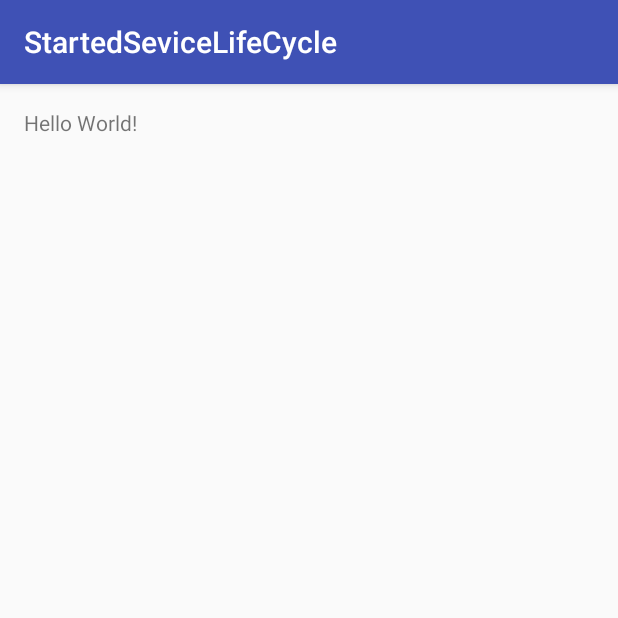
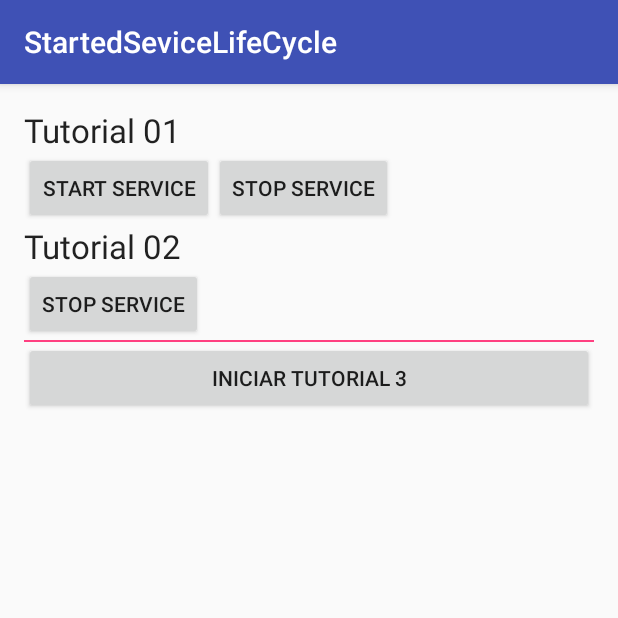
Before and after one commit to sandrooliveira1501/dispositivos-moveis-ufc, an Android app: the screen it shows after launch (MainActivity), on a phone screen of 412 x 824 dp, the top half of it. Run offline under Robolectric (Android 15) with nearby library versions, the phone set to English and light mode, and no system bars.

Commit message:
Criação parte 1 e 2

```diff
--- a/StartedSeviceLifeCycle/app/build.gradle
+++ b/StartedSeviceLifeCycle/app/build.gradle
@@ -23,4 +23,5 @@ dependencies {
     compile fileTree(dir: 'libs', include: ['*.jar'])
     testCompile 'junit:junit:4.12'
     compile 'com.android.support:appcompat-v7:23.1.1'
+    compile 'com.android.support:design:23.1.1'
 }
--- /dev/null
+++ b/StartedSeviceLifeCycle/app/src/main/java/br/ufc/dc/sd4mp/startedsevicelifecycle/activity/MainActivity.java
@@ -0,0 +1,128 @@
+package br.ufc.dc.sd4mp.startedsevicelifecycle.activity;
+
+import android.content.BroadcastReceiver;
+import android.content.Intent;
+import android.content.IntentFilter;
+import android.support.v7.app.AppCompatActivity;
+import android.os.Bundle;
+import android.util.Log;
+import android.view.View;
+import android.widget.Button;
+import android.widget.Toast;
+
+import br.ufc.dc.sd4mp.startedsevicelifecycle.R;
+import br.ufc.dc.sd4mp.startedsevicelifecycle.service.MyService;
+import br.ufc.dc.sd4mp.startedsevicelifecycle.service.MyServiceTutorial2;
+import br.ufc.dc.sd4mp.startedsevicelifecycle.service.ReceiverStartService;
+
+public class MainActivity extends AppCompatActivity {
+
+    public static final String TAG = "MainActivity";
+
+    private Button startService, stopService;
+    private Button stopServiceTutorial2;
+    private Button btTutorial3;
+    private BroadcastReceiver mReceiver;
+
+    @Override
+    protected void onCreate(Bundle savedInstanceState) {
+        super.onCreate(savedInstanceState);
+        setContentView(R.layout.activity_main);
+
+        startService = (Button) findViewById(R.id.btStartService);
+        stopService = (Button) findViewById(R.id.btStopService);
+
+        startService.setOnClickListener(new OnClickListenerFirstTutorialStart());
+        stopService.setOnClickListener(new OnClickListenerFirstTutorialStop());
+
+        Log.i(TAG, "Registrando receiver eventos de tela");
+
+        //Registrando broadcast receiver do tutorial 2
+
+        IntentFilter filter = new IntentFilter(Intent.ACTION_SCREEN_ON);
+        filter.addAction(Intent.ACTION_SCREEN_OFF);
+        mReceiver = new ReceiverStartService();
+        registerReceiver(mReceiver, filter);
+
+        stopServiceTutorial2 = (Button) findViewById(R.id.bt2StopService);
+        stopServiceTutorial2.setOnClickListener(new OnClickListenerSecondTutorialStop());
+
+        //Inciar Activity Tutorial 3
+
+        btTutorial3 = (Button) findViewById(R.id.btTutorial3);
+        btTutorial3.setOnClickListener(new OnClickListenerTutorial3());
+
+    }
+
+
+    private class OnClickListenerFirstTutorialStart implements View.OnClickListener{
+
+        @Override
+        public void onClick(View v) {
+            Log.i(TAG, "Iniciando Service pelo click do botão start");
+
+            Intent intent = new Intent(MainActivity.this, MyService.class);
+            startService(intent);
+
+            toast("Serviço Tutorial 1 Iniciado");
+        }
+    }
+
+    private class OnClickListenerFirstTutorialStop implements View.OnClickListener{
+
+        @Override
+        public void onClick(View v) {
+            Log.i(TAG, "Parando Service pelo click do botão stop");
+
+            Intent intent = new Intent(MainActivity.this, MyService.class);
+            stopService(intent);
+
+            toast("Serviço Tutorial 1 Parado");
+        }
+    }
+
+    private class OnClickListenerSecondTutorialStop implements View.OnClickListener{
+
+        @Override
+        public void onClick(View v) {
+            Log.i(TAG, "Parando Service pelo click do botão stop");
+            stopServiceTutorial2();
+            toast("Serviço Tutorial 2 Parado");
+
+        }
+    }
+
+    private class OnClickListenerTutorial3 implements View.OnClickListener{
+
+        @Override
+        public void onClick(View v) {
+            Log.i(TAG, "Iniciando Activity Tutorial 03");
+
+            Intent intent = new Intent(MainActivity.this, Tutorial3Activity.class);
+            startActivity(intent);
+
+        }
+    }
+
+
+    public void stopServiceTutorial2(){
+        Intent intent = new Intent(getApplicationContext(), MyServiceTutorial2.class);
+        stopService(intent);
+    }
+
+    @Override
+    protected void onDestroy() {
+        Log.i(TAG, "onDestroy Activity");
+
+        stopServiceTutorial2();
+        if(mReceiver != null)
+            unregisterReceiver(mReceiver);
+
+        super.onDestroy();
+    }
+
+    public void toast(String message){
+        Toast.makeText(this, message, Toast.LENGTH_SHORT).show();
+    }
+
+}
--- a/StartedSeviceLifeCycle/app/src/main/res/layout/activity_main.xml
+++ b/StartedSeviceLifeCycle/app/src/main/res/layout/activity_main.xml
@@ -1,5 +1,9 @@
 <?xml version="1.0" encoding="utf-8"?>
-<RelativeLayout xmlns:android="http://schemas.android.com/apk/res/android"
+<ScrollView xmlns:android="http://schemas.android.com/apk/res/android"
+    xmlns:tools="http://schemas.android.com/tools"
+    android:layout_width="match_parent"
+    android:layout_height="match_parent">
+    <LinearLayout xmlns:android="http://schemas.android.com/apk/res/android"
         xmlns:tools="http://schemas.android.com/tools"
         android:layout_width="match_parent"
         android:layout_height="match_parent"
@@ -7,10 +11,70 @@
         android:paddingLeft="@dimen/activity_horizontal_margin"
         android:paddingRight="@dimen/activity_horizontal_margin"
         android:paddingTop="@dimen/activity_vertical_margin"
-    tools:context="br.ufc.dc.sd4mp.startedsevicelifecycle.MainActivity">
+        tools:context=".activity.MainActivity"
+        android:orientation="vertical">
 
         <TextView
+            android:textAppearance="?android:attr/textAppearanceLarge"
+            android:text="@string/tutorial_01"
+            android:layout_width="match_parent"
+            android:layout_height="wrap_content" />
+
+        <LinearLayout
+            android:id="@+id/tutorial01"
+            android:layout_alignParentTop="true"
+            android:layout_width="match_parent"
+            android:layout_height="wrap_content"
+            android:orientation="horizontal">
+            <Button
+                android:id="@+id/btStartService"
                 android:layout_width="wrap_content"
                 android:layout_height="wrap_content"
-        android:text="Hello World!" />
-</RelativeLayout>
+                android:text="@string/start_service"
+                />
+
+            <Button
+                android:id="@+id/btStopService"
+                android:layout_width="wrap_content"
+                android:layout_height="wrap_content"
+                android:text="@string/stop_service"
+                />
+        </LinearLayout>
+
+        <TextView
+            android:textAppearance="?android:attr/textAppearanceLarge"
+            android:text="@string/tutorial_02"
+            android:layout_width="match_parent"
+            android:layout_height="wrap_content" />
+
+        <LinearLayout
+            android:id="@+id/tutorial02"
+            android:layout_alignParentTop="true"
+            android:layout_width="match_parent"
+            android:layout_height="wrap_content"
+            android:orientation="horizontal">
+
+            <Button
+                android:id="@+id/bt2StopService"
+                android:layout_width="wrap_content"
+                android:layout_height="wrap_content"
+                android:text="@string/stop_service"
+                />
+        </LinearLayout>
+
+
+        <View
+            android:layout_width="match_parent"
+            android:layout_height="1dp"
+            android:background="@color/colorAccent"
+            />
+
+        <Button
+            android:id="@+id/btTutorial3"
+            android:text="@string/tutorial_03"
+            android:layout_width="match_parent"
+            android:layout_height="wrap_content"
+            />
+
+    </LinearLayout>
+</ScrollView>
--- a/StartedSeviceLifeCycle/app/src/main/res/values/dimens.xml
+++ b/StartedSeviceLifeCycle/app/src/main/res/values/dimens.xml
@@ -2,4 +2,5 @@
     <!-- Default screen margins, per the Android Design guidelines. -->
     <dimen name="activity_horizontal_margin">16dp</dimen>
     <dimen name="activity_vertical_margin">16dp</dimen>
+    <dimen name="fab_margin">16dp</dimen>
 </resources>
--- a/StartedSeviceLifeCycle/app/src/main/res/values/strings.xml
+++ b/StartedSeviceLifeCycle/app/src/main/res/values/strings.xml
@@ -1,3 +1,13 @@
 <resources>
     <string name="app_name">StartedSeviceLifeCycle</string>
+    <string name="start_service">Start Service</string>
+    <string name="stop_service">Stop Service</string>
+    <string name="tutorial_parte_2">Tutorial Part 2</string>
+    <string name="title_activity_second_tutorial">SecondTutorialActivity</string>
+    <string name="tutorial_parte_3">Tutorial Part 3</string>
+    <string name="tutorial_01">Tutorial 01</string>
+    <string name="tutorial_02">Tutorial 02</string>
+    <string name="tutorial_03">Iniciar Tutorial 3</string>
+    <string name="title_activity_tutorial3">Tutorial3Activity</string>
+    <string name="title_activity_main2">Main2Activity</string>
 </resources>
```
Also changed, not shown: StartedSeviceLifeCycle/app/src/main/AndroidManifest.xml (+31 -1 lines), StartedSeviceLifeCycle/app/src/main/java/br/ufc/dc/sd4mp/startedsevicelifecycle/activity/Tutorial3Activity.java (added, +23 -0 lines), StartedSeviceLifeCycle/app/src/main/java/br/ufc/dc/sd4mp/startedsevicelifecycle/service/MyService.java (added, +76 -0 lines), StartedSeviceLifeCycle/app/src/main/java/br/ufc/dc/sd4mp/startedsevicelifecycle/service/MyServiceTutorial2.java (added, +76 -0 lines), StartedSeviceLifeCycle/app/src/main/java/br/ufc/dc/sd4mp/startedsevicelifecycle/service/ReceiverStartService.java (added, +32 -0 lines), StartedSeviceLifeCycle/app/src/main/java/br/ufc/dc/sd4mp/startedsevicelifecycle/threads/ThreadCount.java (added, +36 -0 lines), StartedSeviceLifeCycle/app/src/main/res/layout/activity_tutorial3.xml (added, +13 -0 lines), StartedSeviceLifeCycle/app/src/main/res/values-v21/styles.xml (added, +9 -0 lines), StartedSeviceLifeCycle/app/src/main/res/values/styles.xml (+9 -0 lines). Lines whose indentation alone changed are shown as unchanged.
